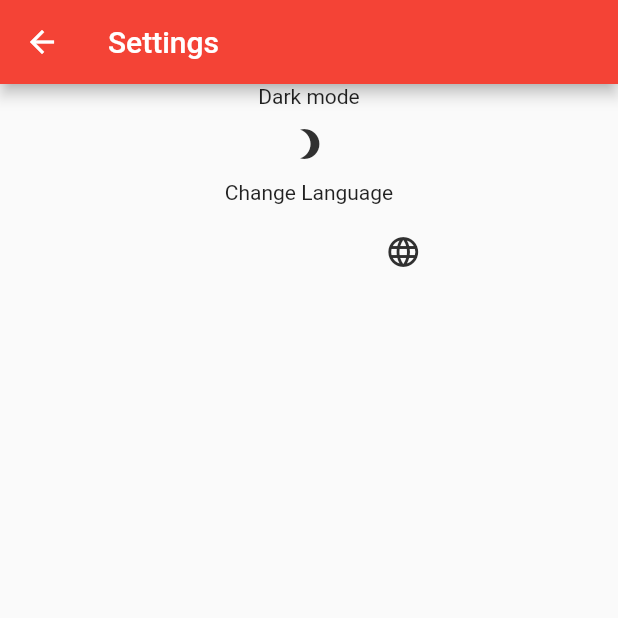
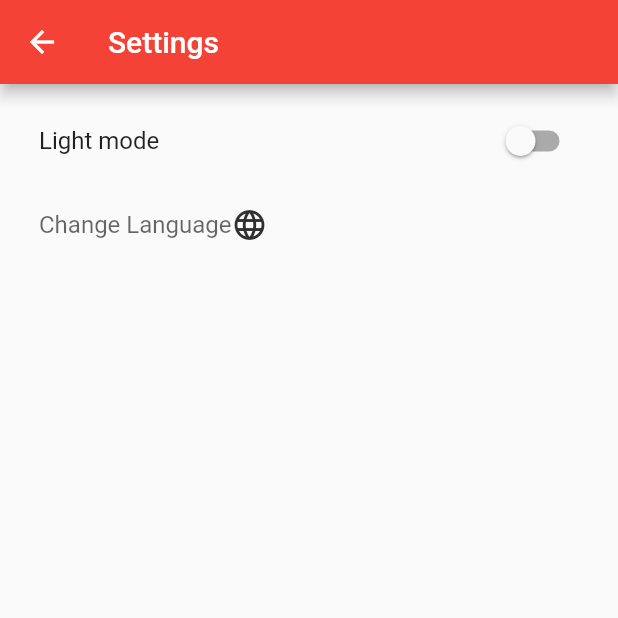
Before and after one commit to ucll-mobile-2021/project-coronaapp, a Flutter app: the SettingsTab screen opened directly, on a phone screen of 412 x 824 dp, the top half of it. Run offline on Flutter 3.47's test engine with Material 2 defaults, Android fonts, the phone set to English and light mode, and no system bars; our stand-ins replace sensors, shared_preferences; missing offline and left inert: country_list_pick; accounts and stored records are empty; network calls fail.

Commit message:
Changed layout from settings to better layout with listtiles

```diff
--- a/lib/config/theme.dart
+++ b/lib/config/theme.dart
@@ -22,13 +22,15 @@ class ThemeChanger with ChangeNotifier {
     Icon(
       Icons.wb_sunny,
       color: Colors.redAccent,
+      semanticLabel: "qsldfsdlmf", //todo sqldjfqmlskdjfmslkdjf,
     ) :
     Icon(
       Icons.brightness_3,
       color: Colors.grey[850],
+      semanticLabel: "qsldfsdlmf", //todo sqldjfqmlskdjfmslkdjf,
     );
 
   dynamic getLangColor() => (_themeData == ThemeData.dark()) ? Colors.red : Colors.grey[850];
 
-  String getThemeName() => (_themeData == ThemeData.dark()) ? "light_mode" : "dark_mode";
+  String getThemeName() => (_themeData == ThemeData.dark()) ? "dark_mode" : "light_mode" ;
 }
--- a/lib/screens/more/settings.dart
+++ b/lib/screens/more/settings.dart
@@ -6,21 +6,20 @@ import 'package:flutter/material.dart';
 import 'package:provider/provider.dart';
 
 class SettingsTab extends StatefulWidget {
-  // I18N Stateful
   @override
   _SettingsTabState createState() => _SettingsTabState();
 }
 
 class _SettingsTabState extends State<SettingsTab> {
   // ignore: unused_field
-  final GlobalKey<FormState> _key = GlobalKey<FormState>(); // I18N
+  final GlobalKey<FormState> _key = GlobalKey<FormState>();
+  bool toggleSwitch = false;
 
   // ignore: unused_element
   void _showSuccessDialog() {
     showTimePicker(context: context, initialTime: TimeOfDay.now());
   }
 
-  // I18N
   void _changeLanguage(Language language) async {
     Locale _temp = await setLocale(language.languageCode);
     CoronaApp.setLocale(context, _temp);
@@ -29,51 +28,60 @@ class _SettingsTabState extends State<SettingsTab> {
   @override
   Widget build(BuildContext context) {
     ThemeChanger _themeChanger = Provider.of<ThemeChanger>(context);
+
     return Scaffold(
       appBar: AppBar(
         title: Text(getTranslated(context, 'settings')),
         backgroundColor: Colors.red,
       ),
-      body: Center(
-        child: Column(
+      body: ListView(
+        padding: EdgeInsets.all(10),
         children: [
-            Text(getTranslated(context, _themeChanger.getThemeName())),
-            IconButton(
-              onPressed: () => _themeChanger.toggleTheme(),
-              icon: _themeChanger.getIcon(),
+          SwitchListTile(
+            value: toggleSwitch,
+            title: Text(getTranslated(context, _themeChanger.getThemeName())),
+            onChanged: (value) {
+              _themeChanger.toggleTheme();
+              toggleSwitch = value;
+            },
           ),
-            Text(getTranslated(context, 'change_lang')),
-            Padding(
-              padding: EdgeInsets.all(8.0),
-              child: DropdownButton(
-                onChanged: (Language language) {
-                  _changeLanguage(language);
-                },
-                underline: SizedBox(),
+          ListTile( title: DropdownButton<Language>(
+            hint: Text(getTranslated(context, 'change_lang')),
             icon: Icon(
               Icons.language,
               color: _themeChanger.getLangColor(),
             ),
-                items: Language.languageList()
-                    .map<DropdownMenuItem<Language>>((lang) => DropdownMenuItem(
-                          value: lang,
+            iconSize: 24,
+            elevation: 16,
+          // style: TextStyle(
+          //     color: Colors.deepPurple
+          // ),
+            underline: Container(
+              height: 0,
+            ),
+            onChanged: (Language language) {
+              setState(() {
+                _changeLanguage(language);
+              });
+            },
+            items: Language.languageList().map<DropdownMenuItem<Language>>((Language language) {
+              return DropdownMenuItem<Language>(
+                value: language,
                 child: Row(
                   mainAxisAlignment: MainAxisAlignment.spaceAround,
                   children: <Widget>[
                     Text(
-                                lang.flag,
+                      language.flag,
                       style: TextStyle(fontSize: 30),
                     ),
-                              Text(lang.name)
+                    Text(language.name)
                   ],
                 ),
-                        ))
-                    .toList(),
-              ),
-            ),
+              );
+            }).toList(),
+          ),),
         ],
-        ),
-      ),
+      )
     );
   }
 }
--- a/lib/type/language.dart
+++ b/lib/type/language.dart
@@ -1,3 +1,5 @@
+import 'package:flutter/material.dart';
+
 class Language {
   final int id;
   final String name, flag, languageCode;
```
Also changed, not shown: lib/widgets/mypainter.dart (+12 -12 lines). Lines whose indentation alone changed are shown as unchanged.
